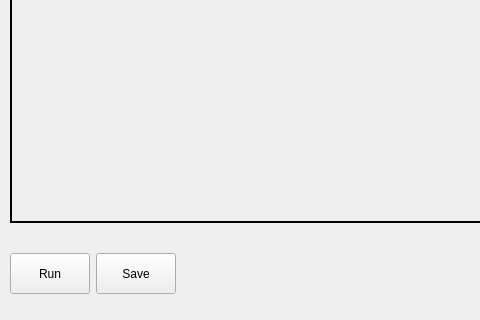
The window that gui/WirebondRecorderGUI.ui (adamazoulay/ITkTrackingGUI) describes before a commit, drawn with Qt 5; both pictures show x 0 to 480 and y 557 to 877 of the 711 by 877 pixel window.
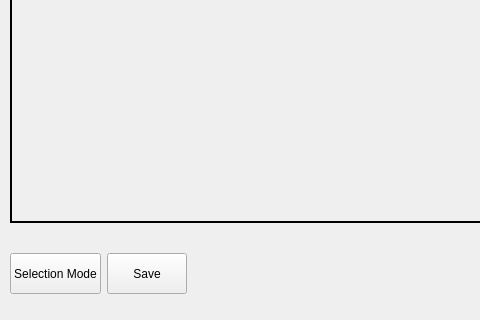
The same window after the commit.

Commit message: Work done on selection mode, boxing in progress

Diff of the .ui file:
```diff
--- a/gui/WirebondRecorderGUI.ui
+++ b/gui/WirebondRecorderGUI.ui
@@ -133,7 +133,7 @@
        </sizepolicy>
       </property>
       <property name="text">
-       <string>Run</string>
+       <string>Selection Mode</string>
       </property>
       <property name="iconSize">
        <size>
```
Left out of the diff: 2 changed lines with no effect on the pictures. The commit also changes 2 other files.
